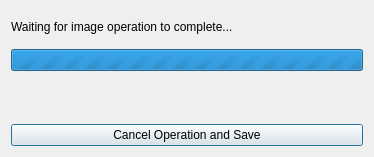
Above: libs/ui/dialogs/kis_delayed_save_dialog.ui from KDE/krita before the change. Below: the same form after it.
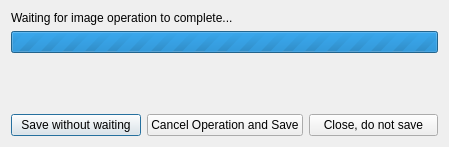
That is the form after the change. Custom widgets are drawn as their Qt base class.

```diff
--- a/libs/ui/dialogs/kis_delayed_save_dialog.ui
+++ b/libs/ui/dialogs/kis_delayed_save_dialog.ui
@@ -9,8 +9,8 @@
    <rect>
     <x>0</x>
     <y>0</y>
-    <width>374</width>
-    <height>157</height>
+    <width>449</width>
+    <height>147</height>
    </rect>
   </property>
   <property name="windowTitle">
@@ -19,7 +19,7 @@
   <property name="modal">
    <bool>true</bool>
   </property>
-  <layout class="QVBoxLayout" name="verticalLayout" stretch="2,1,3,1">
+  <layout class="QVBoxLayout" name="verticalLayout">
    <item>
     <widget class="QLabel" name="lblMessage">
      <property name="text">
@@ -54,11 +54,29 @@
     </spacer>
    </item>
    <item>
-    <widget class="QPushButton" name="btnCancel">
+    <layout class="QHBoxLayout" name="horizontalLayout">
+     <item>
+      <widget class="QPushButton" name="bnDontWait">
+       <property name="text">
+        <string>Save without waiting</string>
+       </property>
+      </widget>
+     </item>
+     <item>
+      <widget class="QPushButton" name="bnCancel">
      <property name="text">
       <string>Cancel Operation and Save</string>
      </property>
     </widget>
+     </item>
+     <item>
+      <widget class="QPushButton" name="bnDontSave">
+       <property name="text">
+        <string>Close, do not save</string>
+       </property>
+      </widget>
+     </item>
+    </layout>
    </item>
   </layout>
  </widget>
```
Lines whose indentation alone changed are shown as unchanged.
